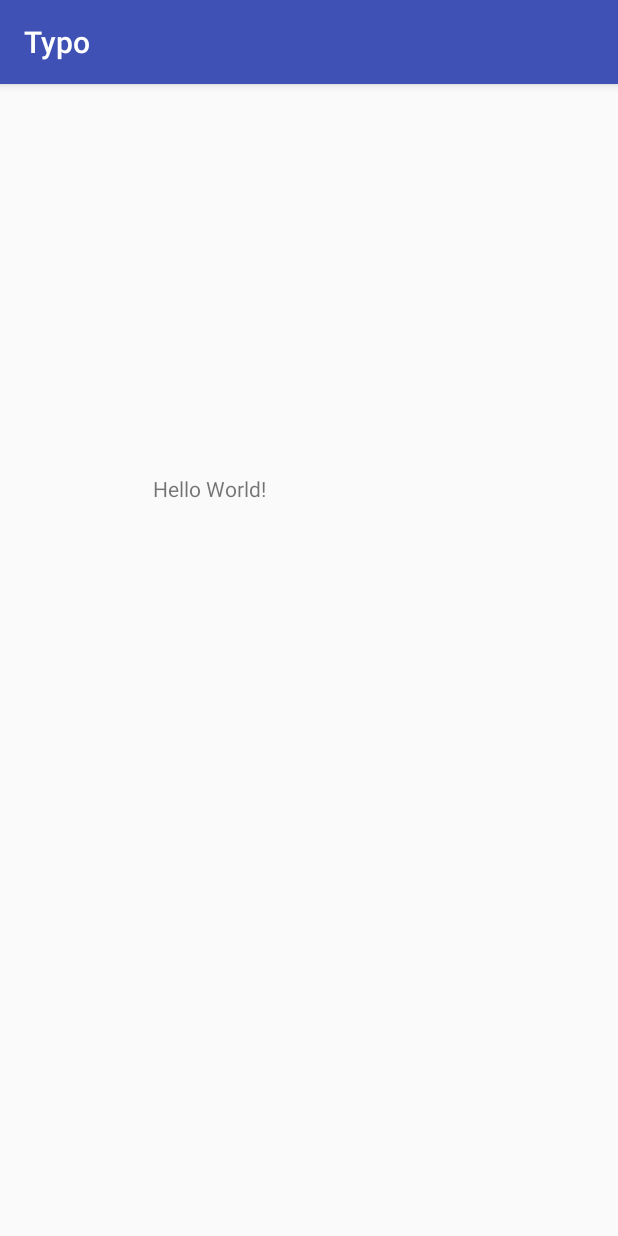
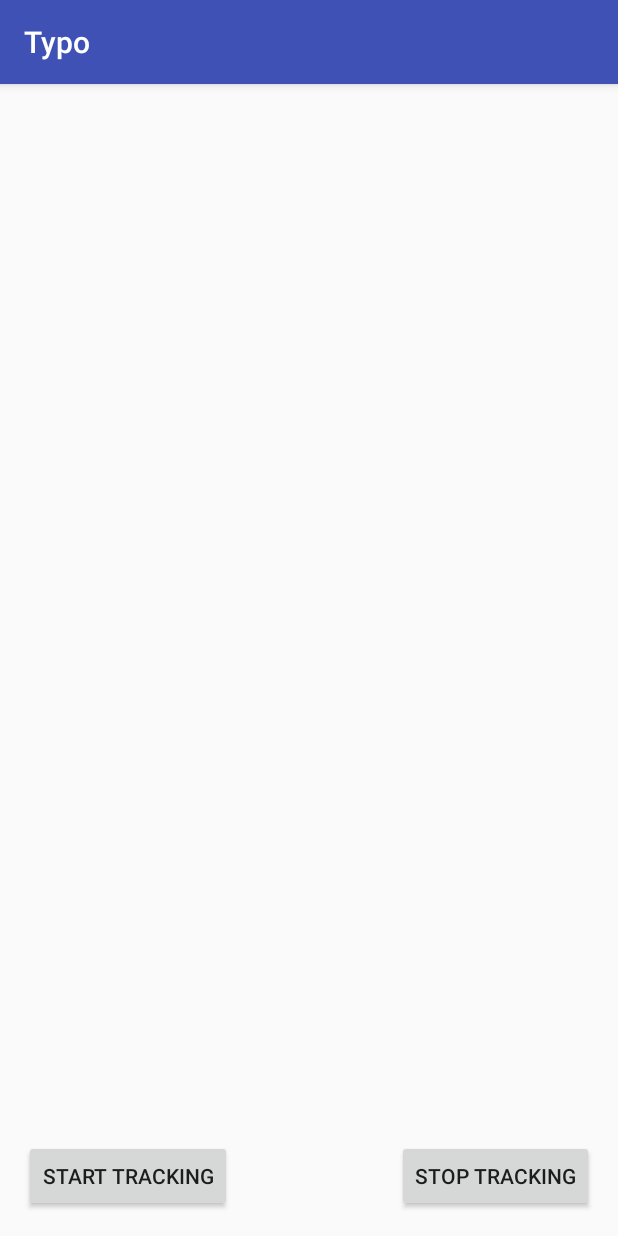
Before and after one commit to dnlrbz/Typo, an Android app: the screen it shows after launch (MainActivity), on a phone screen of 412 x 824 dp. Run offline under Robolectric (Android 15) with nearby library versions, the phone set to English and light mode, and no system bars.

Commit message:
Activity recognition added

```diff
--- a/app/build.gradle
+++ b/app/build.gradle
@@ -1,3 +1,4 @@
+//noinspection GradleCompatible
 apply plugin: 'com.android.application'
 
 apply plugin: 'kotlin-android'
@@ -25,9 +26,12 @@ android {
 dependencies {
     implementation fileTree(dir: 'libs', include: ['*.jar'])
     implementation"org.jetbrains.kotlin:kotlin-stdlib-jre7:$kotlin_version"
-    implementation 'com.android.support:appcompat-v7:27.1.1'
+    //implementation 'com.android.support:appcompat-v7:27.1.1'
     implementation 'com.android.support.constraint:constraint-layout:1.1.3'
+    implementation 'com.google.android.gms:play-services:11.+'
     testImplementation 'junit:junit:4.12'
     androidTestImplementation 'com.android.support.test:runner:1.0.2'
     androidTestImplementation 'com.android.support.test.espresso:espresso-core:3.0.2'
+    implementation 'com.google.android.gms:play-services:11.+'
+
 }
--- a/app/src/main/AndroidManifest.xml
+++ b/app/src/main/AndroidManifest.xml
@@ -1,6 +1,8 @@
 <?xml version="1.0" encoding="utf-8"?>
 <manifest xmlns:android="http://schemas.android.com/apk/res/android"
     package="at.ac.univie.hci.typo">
+
+    <uses-permission android:name="com.google.android.gms.permission.ACTIVITY_RECOGNITION"/>
 
     <application
         android:name=".Controller.MainApplication"
@@ -17,6 +19,8 @@
                 <category android:name="android.intent.category.LAUNCHER" />
             </intent-filter>
         </activity>
+        <service android:name=".Controller.ActivityRecognizedService" />
+        <service android:name=".Controller.BackgroundActivityService"/>
     </application>
 
 </manifest>
--- /dev/null
+++ b/app/src/main/java/at/ac/univie/hci/typo/Controller/ConstantsForActivities.java
@@ -0,0 +1,10 @@
+package at.ac.univie.hci.typo.Controller;
+
+public interface ConstantsForActivities {
+    public static final String BROADCAST_DETECTED_ACTIVITY = "activity_intent";
+
+    static final long DETECTION_INTERVAL_IN_MILLISECONDS = 3 * 1000;
+
+    public static final int CONFIDENCE = 70;
+
+}
--- a/app/src/main/java/at/ac/univie/hci/typo/Controller/StatisticsController.java
+++ b/app/src/main/java/at/ac/univie/hci/typo/Controller/StatisticsController.java
@@ -52,7 +52,7 @@ public class StatisticsController {
      *
      * @return element of Enum of Letters, that is most misstyped through the whole game
      */
-    private String getMostMissedKeyOfTheGame() {
+    public String getMostMissedKeyOfTheGame() {
         int max = 0;
 
         MissedLetters mostMissedLetter = null;
@@ -108,7 +108,7 @@ public class StatisticsController {
     };
 
 
-    private void checkMissedKeys(String correct, String incorrect) {
+    public void checkMissedKeys(String correct, String incorrect) {
         assert correct.length()==incorrect.length() : new IllegalArgumentException("Strings have different length");
         ArrayList<String> mustBeList = wordsManager.getArrayListOfStringsFromWord(correct);
         ArrayList<String> haveList = wordsManager.getArrayListOfStringsFromWord(incorrect);
--- a/app/src/main/java/at/ac/univie/hci/typo/View/MainActivity.java
+++ b/app/src/main/java/at/ac/univie/hci/typo/View/MainActivity.java
@@ -1,11 +1,24 @@
 package at.ac.univie.hci.typo.View;
 
+import android.content.BroadcastReceiver;
+import android.content.Context;
+import android.content.Intent;
+import android.content.IntentFilter;
 import android.os.Bundle;
+import android.support.v4.content.LocalBroadcastManager;
 import android.support.v7.app.AppCompatActivity;
+import android.util.Log;
+import android.view.View;
+import android.widget.Button;
+import android.widget.ImageView;
 import android.widget.TextView;
+
+import com.google.android.gms.location.DetectedActivity;
 
 import java.util.Map;
 
+import at.ac.univie.hci.typo.Controller.BackgroundActivityService;
+import at.ac.univie.hci.typo.Controller.ConstantsForActivities;
 import at.ac.univie.hci.typo.Controller.StatisticsController;
 import at.ac.univie.hci.typo.Model.DataBase.Database;
 import at.ac.univie.hci.typo.Model.GameStatistics;
@@ -14,79 +27,137 @@ import at.ac.univie.hci.typo.R;
 
 public class MainActivity extends AppCompatActivity {
 
+    private String TAG = MainActivity.class.getSimpleName();
+    BroadcastReceiver broadcastReceiver;
+    private TextView txtActivity, txtConfidence;
+    private ImageView imgActivity;
+    private Button btnStartTrcking, btnStopTracking;
+
+
     @Override
     protected void onCreate(Bundle savedInstanceState) {
         super.onCreate(savedInstanceState);
         setContentView(R.layout.activity_main);
-        Database.mPlayerDAO.deleteAllPlayers();
-       // Database.mGameStatsDAO.deleteAllGameStatistics();
-       // Database.mPlayerDAO.deleteAllPlayers();
-        Player v = new Player("Vasya");
-        Database.mPlayerDAO.addPlayer(v);
 
-       Database.mPlayerDAO.addPlayer(new Player("Petka"));
+        txtActivity = (TextView) findViewById(R.id.txt_activity);
+        txtConfidence = (TextView) findViewById(R.id.txt_confidence);
+        imgActivity = (ImageView) findViewById(R.id.img_activity);
+        btnStartTrcking = (Button) findViewById(R.id.btn_start_tracking);
+        btnStopTracking = (Button) findViewById(R.id.btn_stop_tracking);
 
-       Database.mGameStatsDAO.addGameStatistics(new GameStatistics(v, 1, 95.4,
-               210, "Pff", 5.34, "12:34" ));
-       Database.mGameStatsDAO.addGameStatistics(new GameStatistics(new Player("Petka"), 1, 95.4,
-                210, "Pff", 5.34, "12:34" ));
+        btnStartTrcking.setOnClickListener(new View.OnClickListener() {
+            @Override
+            public void onClick(View view) {
+                startTracking();
+            }
+        });
 
+        btnStopTracking.setOnClickListener(new View.OnClickListener() {
+            @Override
+            public void onClick(View view) {
+                stopTracking();
+            }
+        });
 
-       // Database.mPlayerDAO.addPlayer(new Player("VASYA"));
-        System.out.println("ALL PLAYERS **********" + Database.mPlayerDAO.getAllPlayers().toString());
+        broadcastReceiver = new BroadcastReceiver() {
+            @Override
+            public void onReceive(Context context, Intent intent) {
+                if (intent.getAction().equals(ConstantsForActivities.BROADCAST_DETECTED_ACTIVITY)) {
+                    int type = intent.getIntExtra("type", -1);
+                    int confidence = intent.getIntExtra("confidence", 0);
+                    handleUserActivity(type, confidence);
+                }
+            }
+        };
 
-        System.out.println( "ALL STATS **********" +Database.mGameStatsDAO.getAllGameStatistics().toString());
-
-        System.out.println("STATS BY NAME PETYA: " + Database.mGameStatsDAO.getGameStatisticsByPlayerName("Vasya").toString());
-
-        Database.mPlayerDAO.deleteAllPlayers();
-
-
-        System.out.println("ALL PLAYERS **********" + Database.mPlayerDAO.getAllPlayers().toString());
-
-
-         Database.mGameStatsDAO.deleteGameStatisticsByPlayerName("Vasya");
-
-         StatisticsController statisticsController = new StatisticsController();
-
-         String mustBe = "almost";
-
-         String have = "akmost";
-
-         statisticsController.checkMissedKeys(mustBe, have);
-
-         mustBe = "done";
-         have = "dine";
-
-
-
-        statisticsController.checkMissedKeys(mustBe, have);
-         System.out.println("MOST missed key : " + statisticsController.getMostMissedKeyOfTheGame());
-
-
-
-     // boolean isSaved = Database.mPlayerDAO.addPlayer(p);
-     // boolean isalsosaved = Database.mPlayerDAO.addPlayer(v);
-
-
-
-        TextView playerText = (TextView) findViewById(R.id.playerText);
-
-       // playerText.setText(Database.mPlayerDAO.getAllPlayers().toString());
-
-
-       // Database.mPlayerDAO.getPlayerById(1);
-
-        //playerText.setText(Database.mPlayerDAO.getAllPlayers().toString());
-        //db.close();
-
-
-
-
-
-
-
-
+        startTracking();
     }
 
+    private void handleUserActivity(int type, int confidence) {
+        //String label = getString(R.string.activity_unknown);
+        String label = "Unknown activity";
+       // int icon = R.drawable.ic_still;
+
+        switch (type) {
+            case DetectedActivity.IN_VEHICLE: {
+               // label = getString(R.string.activity_in_vehicle);
+                label = "IN VEHICLE";
+               // icon = R.drawable.ic_driving;
+                break;
+            }
+            case DetectedActivity.ON_BICYCLE: {
+               // label = getString(R.string.activity_on_bicycle);
+                label = "ON BICYLCE";
+               // icon = R.drawable.ic_on_bicycle;
+                break;
+            }
+            case DetectedActivity.ON_FOOT: {
+               // label = getString(R.string.activity_on_foot);
+                label = "ON FOOT";
+               // icon = R.drawable.ic_walking;
+                break;
+            }
+            case DetectedActivity.RUNNING: {
+                //label = getString(R.string.activity_running);
+                label = "RINNING";
+               // icon = R.drawable.ic_running;
+                break;
+            }
+            case DetectedActivity.STILL: {
+               // label = getString(R.string.activity_still);
+                label = "STILL";
+                break;
+            }
+            case DetectedActivity.TILTING: {
+               // label = getString(R.string.activity_tilting);
+                label = "TILTING";
+               // icon = R.drawable.ic_tilting;
+                break;
+            }
+            case DetectedActivity.WALKING: {
+               // label = getString(R.string.activity_walking);
+                label = "WALKING";
+               // icon = R.drawable.ic_walking;
+                break;
+            }
+            case DetectedActivity.UNKNOWN: {
+                //label = getString(R.string.activity_unknown);
+                label ="Activity Unknown";
+                break;
+            }
+        }
+        Log.e(TAG, "User activity: " + label + ", Confidence: " + confidence);
+
+        if (confidence > ConstantsForActivities.CONFIDENCE) {
+            txtActivity.setText(label);
+            txtConfidence.setText("Confidence: " + confidence);
+            System.out.println(label + ": " + confidence);
+           // imgActivity.setImageResource(icon);
+        }
+    }
+
+    @Override
+    protected void onResume() {
+        super.onResume();
+
+        LocalBroadcastManager.getInstance(this).registerReceiver(broadcastReceiver,
+                new IntentFilter(ConstantsForActivities.BROADCAST_DETECTED_ACTIVITY));
+    }
+
+    @Override
+    protected void onPause() {
+        super.onPause();
+
+        LocalBroadcastManager.getInstance(this).unregisterReceiver(broadcastReceiver);
+    }
+
+    private void startTracking() {
+        Intent intent1 = new Intent(MainActivity.this, BackgroundActivityService.class);
+        startService(intent1);
+    }
+
+    private void stopTracking() {
+        Intent intent = new Intent(MainActivity.this, BackgroundActivityService.class);
+        stopService(intent);
+    }
 }
--- a/app/src/main/res/layout/activity_main.xml
+++ b/app/src/main/res/layout/activity_main.xml
@@ -1,20 +1,58 @@
 <?xml version="1.0" encoding="utf-8"?>
-<android.support.constraint.ConstraintLayout xmlns:android="http://schemas.android.com/apk/res/android"
+<RelativeLayout xmlns:android="http://schemas.android.com/apk/res/android"
     xmlns:app="http://schemas.android.com/apk/res-auto"
     xmlns:tools="http://schemas.android.com/tools"
     android:layout_width="match_parent"
     android:layout_height="match_parent"
+    android:padding="16dp"
     tools:context=".View.MainActivity">
 
-    <TextView
-        android:id="@+id/playerText"
-        android:layout_width="208dp"
-        android:layout_height="248dp"
-        android:text="Hello World!"
-        app:layout_constraintBottom_toBottomOf="parent"
-        app:layout_constraintEnd_toEndOf="parent"
-        app:layout_constraintHorizontal_bias="0.5"
-        app:layout_constraintStart_toStartOf="parent"
-        app:layout_constraintTop_toTopOf="parent" />
+    <LinearLayout
+        android:layout_width="wrap_content"
+        android:layout_height="wrap_content"
+        android:layout_centerHorizontal="true"
+        android:orientation="vertical">
 
-</android.support.constraint.ConstraintLayout>
+        <ImageView
+            android:id="@+id/img_activity"
+            android:layout_width="wrap_content"
+            android:layout_height="200dp"
+            android:tint="#606060" />
+
+        <TextView
+            android:id="@+id/txt_activity"
+            android:layout_width="wrap_content"
+            android:layout_height="wrap_content"
+            android:layout_gravity="center_horizontal"
+            android:textAllCaps="true"
+            android:textColor="@color/colorPrimary"
+            android:textSize="18dp"
+            android:textStyle="bold" />
+
+        <TextView
+            android:id="@+id/txt_confidence"
+            android:layout_width="wrap_content"
+            android:layout_height="wrap_content"
+            android:layout_gravity="center_horizontal"
+            android:layout_marginTop="10dp"
+            android:textAllCaps="true"
+            android:textSize="14dp" />
+
+    </LinearLayout>
+
+    <Button
+        android:id="@+id/btn_start_tracking"
+        android:layout_width="wrap_content"
+        android:layout_height="wrap_content"
+        android:layout_alignParentBottom="true"
+        android:layout_alignParentLeft="true"
+        android:text="Start Tracking" />
+
+    <Button
+        android:id="@+id/btn_stop_tracking"
+        android:layout_width="wrap_content"
+        android:layout_height="wrap_content"
+        android:layout_alignParentBottom="true"
+        android:layout_alignParentRight="true"
+        android:text="Stop Tracking" />
+</RelativeLayout>
--- a/build.gradle
+++ b/build.gradle
@@ -7,6 +7,7 @@ buildscript {
         jcenter()
     }
     dependencies {
+
         classpath 'com.android.tools.build:gradle:3.1.2'
         classpath "org.jetbrains.kotlin:kotlin-gradle-plugin:$kotlin_version"
 
```
Also changed, not shown: app/src/main/java/at/ac/univie/hci/typo/Controller/ActivityRecognizedService.java (added, +56 -0 lines), app/src/main/java/at/ac/univie/hci/typo/Controller/BackgroundActivityService.java (added, +117 -0 lines), 1 other file.
